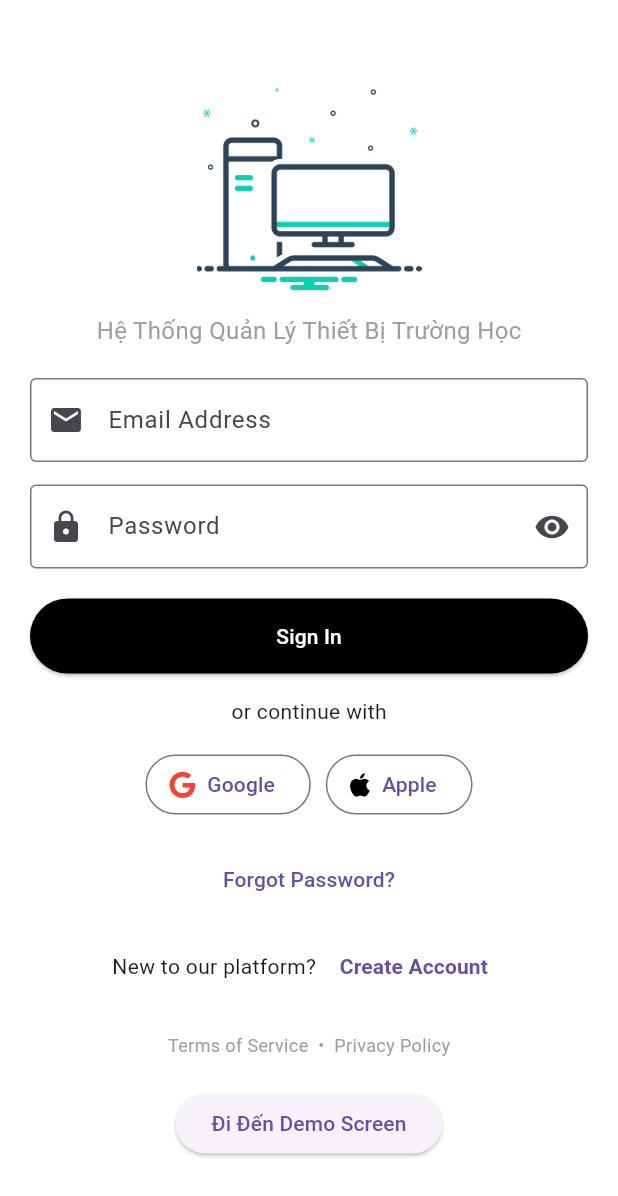
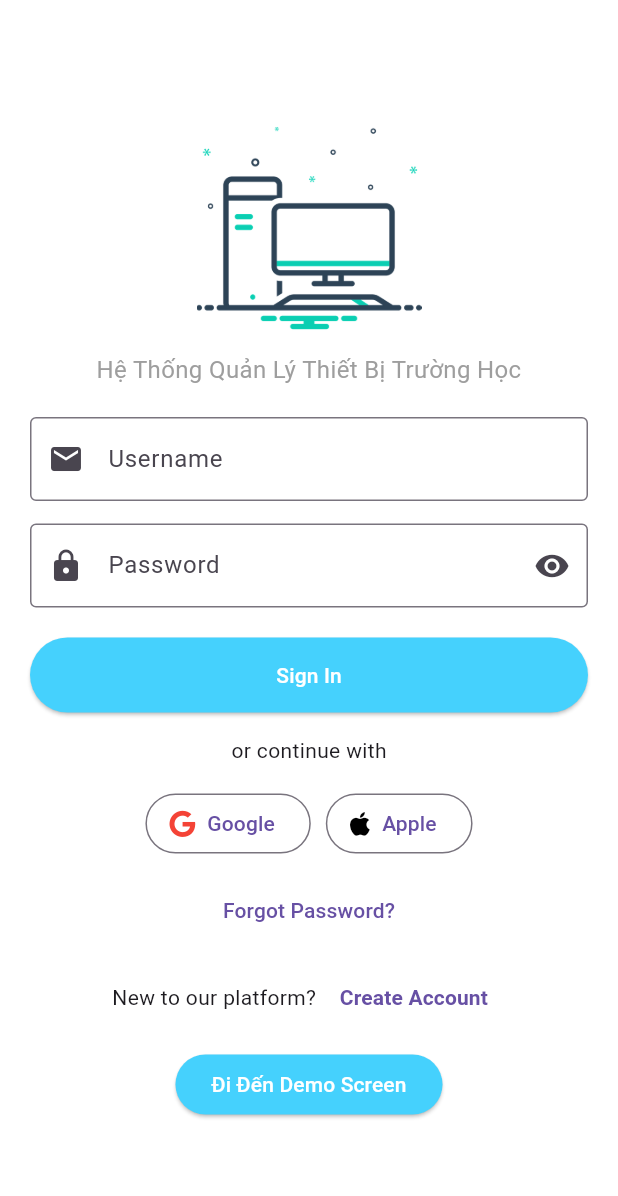
Before and after one commit to PHUONGNAMKEM/FLUTTER_MOBILE_ST4, a Flutter app: the DemoFormScreen screen opened directly, after a tap on "Quay Lại Login Screen", on a phone screen of 412 x 824 dp. Shown: the top 1196 px of the screen. Run offline on Flutter 3.47's test engine with Material 3 defaults, Android fonts, the phone set to English and light mode, and no system bars; our stand-ins replace font_awesome_flutter.

Commit message:
chỉnh sửa login, truyền dữ liệu qua cá scaffold

```diff
--- a/lib/demoson.dart
+++ b/lib/demoson.dart
@@ -97,7 +97,8 @@ class _DemoFormScreenState extends State<DemoFormScreen> {
           ),
         ],
       ),
-      body: Padding(
+      body: SingleChildScrollView(
+        child: Padding(
           padding: EdgeInsets.all(16.0),
           child: Column(
             crossAxisAlignment: CrossAxisAlignment.start,
@@ -206,24 +207,45 @@ class _DemoFormScreenState extends State<DemoFormScreen> {
               Center(
                 child: ElevatedButton(
                   onPressed: _submitForm,
-                child: Text("Xác nhận"),
+                  child: Text(
+                    "Xác nhận",
+                    style: TextStyle(color: Colors.white),
+                  ),
+                  style: ButtonStyle(
+                    backgroundColor: MaterialStateProperty.all(
+                      Colors.blueAccent,
+                    ),
+                  ),
                 ),
               ),
 
               SizedBox(height: 20),
-
-            ElevatedButton(
+              Center(
+                child: ElevatedButton(
                   onPressed: () {
                     Navigator.push(
                       context,
-                  MaterialPageRoute(builder: (context) => LoginScreen_App()),
+                      MaterialPageRoute(
+                        builder: (context) => LoginScreen_App(),
+                      ),
                     );
                   },
-              child: Text("Quay Lại Login Screen"),
+                  child: Text(
+                    "Quay Lại Login Screen",
+                    style: TextStyle(color: Colors.white),
+                  ),
+                  style: ButtonStyle(
+                    backgroundColor: MaterialStateProperty.all(
+                      Color.fromRGBO(69, 209, 253, 1),
+                    ),
+                  ),
+                ),
               ),
             ],
           ),
         ),
+      ),
+      backgroundColor: Colors.white,
     );
   }
 }
--- a/lib/main.dart
+++ b/lib/main.dart
@@ -37,7 +37,7 @@ class MyApp extends StatelessWidget {
   @override
   Widget build(BuildContext context) {
     return MaterialApp(
-      home: HomeScreenNow(),
+      home: HomeScreenNow(username: "Mặc Định"),
       debugShowCheckedModeBanner: false,
       theme: ThemeData(
         primaryColor: Color.fromRGBO(69, 209, 253, 1), // Màu chủ đạo
@@ -48,7 +48,12 @@ class MyApp extends StatelessWidget {
 }
 
 class HomeScreenNow extends StatefulWidget {
-  const HomeScreenNow({super.key});
+  final String username; // Thêm thuộc tính nhận dữ liệu
+
+  const HomeScreenNow({
+    super.key,
+    required this.username,
+  }); // Constructor có tham số
 
   @override
   State<HomeScreenNow> createState() => HomeScreenNow_State();
@@ -104,7 +109,12 @@ class HomeScreenNow_State extends State<HomeScreenNow> {
           IconButton(
             // icon: Icon(Icons.person, color: Colors.white),
             icon: FaIcon(FontAwesomeIcons.circleUser, color: Colors.white),
-            onPressed: () {},
+            onPressed: () {
+              Navigator.push(
+                context,
+                MaterialPageRoute(builder: (context) => LoginScreen_App()),
+              );
+            },
           ),
         ],
       ),
@@ -166,7 +176,7 @@ class HomeScreenNow_State extends State<HomeScreenNow> {
               decoration: BoxDecoration(color: Color.fromRGBO(69, 209, 253, 1)),
               child: Center(
                 child: Text(
-                  'Nav Manager',
+                  'Hello, ${widget.username} !',
                   style: TextStyle(color: Colors.white, fontSize: 24),
                 ),
               ),
--- a/lib/son_loginScreen.dart
+++ b/lib/son_loginScreen.dart
@@ -21,6 +21,8 @@ class LoginScreen extends StatelessWidget {
     return Scaffold(
       backgroundColor: Colors.white,
       body: Center(
+        child: SingleChildScrollView(
+          // Bọc SingleChildScrollView để cuộn khi nội dung quá dài
           child: Padding(
             padding: const EdgeInsets.all(20.0),
             child: Column(
@@ -36,12 +38,13 @@ class LoginScreen extends StatelessWidget {
                 Text(
                   'Hệ Thống Quản Lý Thiết Bị Trường Học',
                   style: TextStyle(fontSize: 16, color: Colors.grey),
+                  textAlign: TextAlign.center,
                 ),
                 SizedBox(height: 20),
                 TextField(
                   decoration: InputDecoration(
                     prefixIcon: Icon(Icons.email),
-                  labelText: 'Email Address',
+                    labelText: 'Username',
                     border: OutlineInputBorder(),
                   ),
                 ),
@@ -59,12 +62,14 @@ class LoginScreen extends StatelessWidget {
                 ElevatedButton(
                   style: ElevatedButton.styleFrom(
                     minimumSize: Size(double.infinity, 50),
-                  backgroundColor: Colors.black,
+                    backgroundColor: Color.fromRGBO(69, 209, 253, 1),
                   ),
                   onPressed: () {
                     Navigator.push(
                       context,
-                    MaterialPageRoute(builder: (context) => HomeScreenNow()),
+                      MaterialPageRoute(
+                        builder: (context) => HomeScreenNow(username: "son"),
+                      ),
                     );
                   },
                   child: Text('Sign In', style: TextStyle(color: Colors.white)),
@@ -88,7 +93,7 @@ class LoginScreen extends StatelessWidget {
                     ),
                   ],
                 ),
-              SizedBox(height: 15),
+                SizedBox(height: 10),
                 TextButton(onPressed: () {}, child: Text('Forgot Password?')),
                 SizedBox(height: 10),
                 Row(
@@ -104,13 +109,12 @@ class LoginScreen extends StatelessWidget {
                     ),
                   ],
                 ),
-              SizedBox(height: 20),
-              Text(
-                'Terms of Service  •  Privacy Policy',
-                style: TextStyle(color: Colors.grey, fontSize: 12),
-              ),
-
-              SizedBox(height: 20),
+                // SizedBox(height: 20),
+                // Text(
+                //   'Terms of Service  •  Privacy Policy',
+                //   style: TextStyle(color: Colors.grey, fontSize: 12),
+                // ),
+                SizedBox(height: 10),
                 ElevatedButton(
                   onPressed: () {
                     Navigator.push(
@@ -118,9 +122,18 @@ class LoginScreen extends StatelessWidget {
                       MaterialPageRoute(builder: (context) => DemoFormScreen()),
                     );
                   },
-                child: Text("Đi Đến Demo Screen"),
+                  child: Text(
+                    "Đi Đến Demo Screen",
+                    style: TextStyle(color: Colors.white),
+                  ),
+                  style: ButtonStyle(
+                    backgroundColor: MaterialStateProperty.all(
+                      Color.fromRGBO(69, 209, 253, 1),
+                    ),
+                  ),
                 ),
               ],
+            ),
           ),
         ),
       ),
```
Lines whose indentation alone changed are shown as unchanged.
